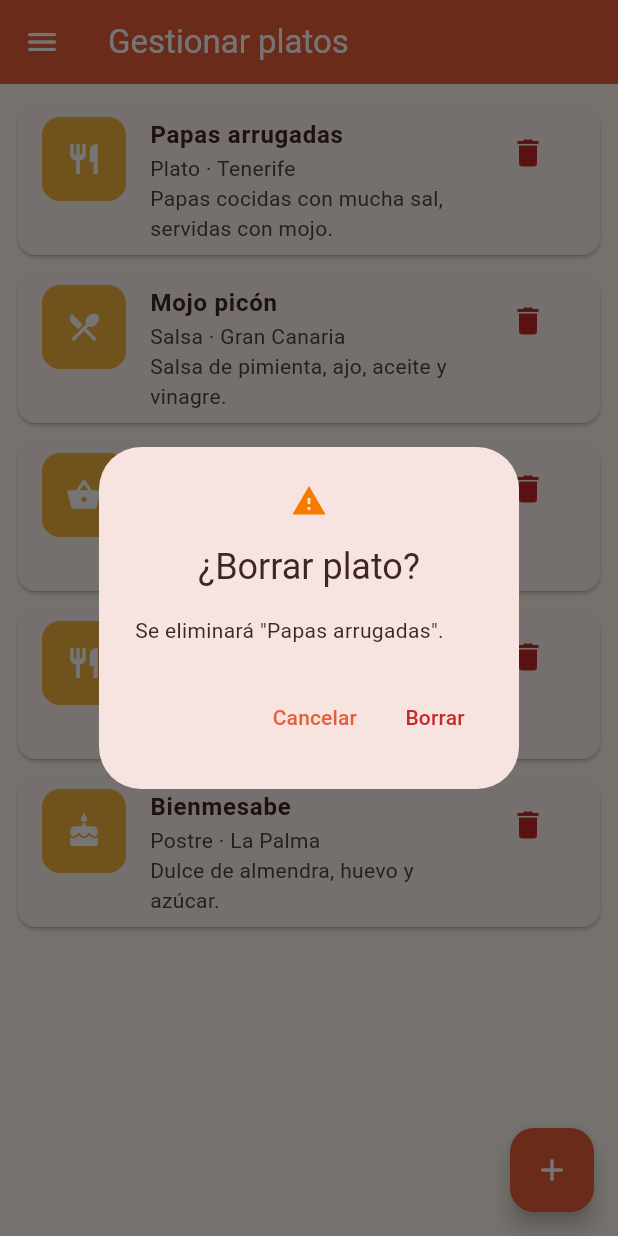
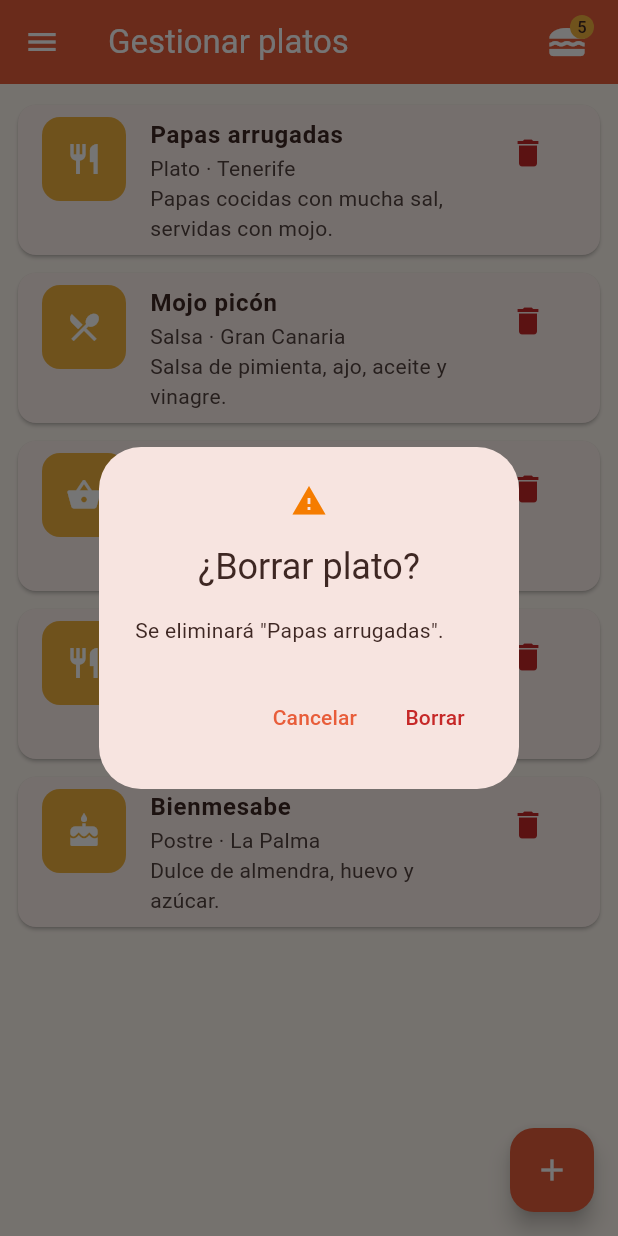
Before and after one commit to usr4173-collab/pgl_p2_myportfolio, a Flutter app: the DishesScreen screen opened directly, after a tap on the "delete" icon, on a phone screen of 412 x 824 dp. Run offline on Flutter 3.47's test engine with Material 3 defaults, Android fonts, the light colour scheme and no system bars; our stand-ins replace go_router, qr_flutter.

Commit message:
contador del total de platos en la appBar

```diff
--- a/lib/constants/app_strings.dart
+++ b/lib/constants/app_strings.dart
@@ -32,6 +32,7 @@ class AppStrings {
   static const String deleteDishTitle = '¿Borrar plato?';
   static const String deleteDishQuestion = 'Se eliminará';
   static const String dishDeleted = 'Plato eliminado';
+  static const String totalDishes = 'Total de platos';
 
   // Portfolio
   static const String portfolioTitle = 'Portfolio';
--- a/lib/screens/dishes_screen.dart
+++ b/lib/screens/dishes_screen.dart
@@ -5,6 +5,7 @@ import '../constants/app_strings.dart';
 import '../data/dishes.dart';
 import '../models/dish.dart';
 import '../widgets/dish_card.dart';
+import '../widgets/dish_counter.dart';
 import '../widgets/dish_form_dialog.dart';
 import '../widgets/drawer_menu.dart';
 
@@ -89,7 +90,12 @@ class _DishesScreenState extends State<DishesScreen> {
   @override
   Widget build(BuildContext context) {
     return Scaffold(
-      appBar: AppBar(title: const Text(AppStrings.dishesTitle)),
+      appBar: AppBar(
+        title: const Text(AppStrings.dishesTitle),
+        // Counter with the total number of dishes, at the top right.
+        // It is rebuilt every time setState is called (add / delete).
+        actions: [DishCounter(total: _dishes.length)],
+      ),
       drawer: const DrawerMenu(),
       // If there are no dishes we show a message; if there are, the list.
       body: _dishes.isEmpty ? const _EmptyMessage() : _buildList(),
--- /dev/null
+++ b/lib/widgets/dish_counter.dart
@@ -0,0 +1,30 @@
+import 'package:flutter/material.dart';
+
+import '../constants/app_colors.dart';
+import '../constants/app_strings.dart';
+
+/// Counter that shows the total number of dishes of the list.
+/// It is a Badge (small yellow circle with the number) on top of an icon.
+class DishCounter extends StatelessWidget {
+  final int total;
+
+  const DishCounter({super.key, required this.total});
+
+  @override
+  Widget build(BuildContext context) {
+    return Tooltip(
+      message: AppStrings.totalDishes,
+      child: Padding(
+        padding: const EdgeInsets.only(right: 20),
+        child: Badge(
+          label: Text('$total'),
+          backgroundColor: AppColors.secondary,
+          textColor: AppColors.text,
+          // The badge is always shown, also when the total is 0
+          isLabelVisible: true,
+          child: const Icon(Icons.lunch_dining, size: 28),
+        ),
+      ),
+    );
+  }
+}
```
